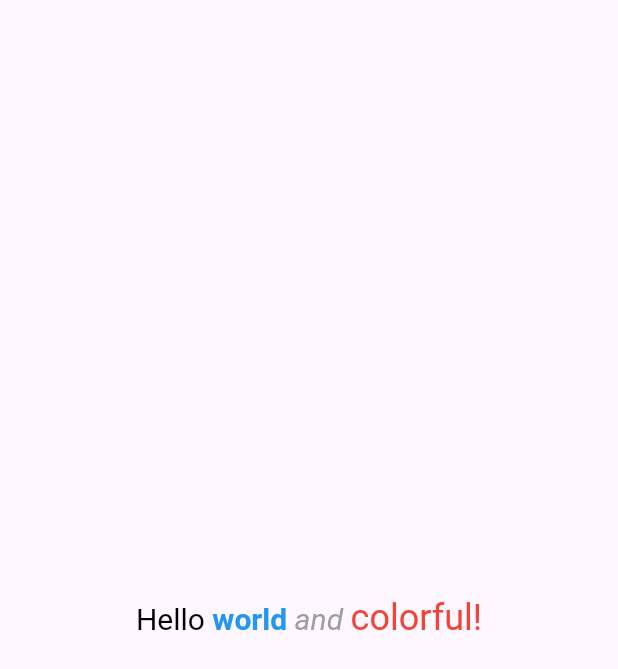
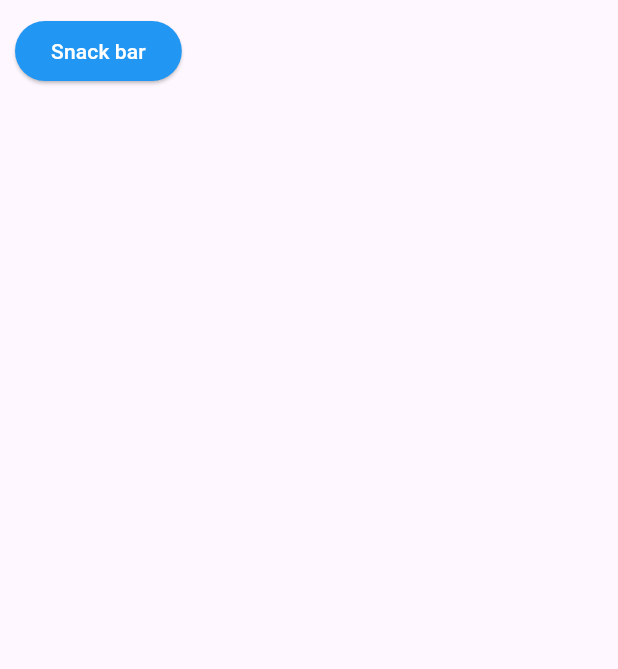
Before and after one commit to pallavipradhan5578/practical_project, a Flutter app: the screen it shows after launch, on a phone screen of 412 x 824 dp. Shown: the top 669 px of the screen. Run offline on Flutter 3.47's test engine with Material 3 defaults, Android fonts, the phone set to English and light mode, and no system bars; our stand-ins replace get.

Commit message:
Snack bar.dart

```diff
--- a/lib/main.dart
+++ b/lib/main.dart
@@ -1,5 +1,6 @@
 import 'package:flutter/material.dart';
 import 'package:practical_project/popupscreen.dart';
+import 'package:practical_project/snackbar.dart';
 import 'package:practical_project/studentSudent.dart';
 import 'package:practical_project/ui/alert.dart';
 
@@ -9,7 +10,7 @@ import 'package:practical_project/ui/gridview_count_widget.dart';
 import 'package:practical_project/ui/home_page.dart';
 import 'package:practical_project/ui/radiobutton.dart';
 import 'package:practical_project/ui/widget.dart';
-
+import 'package:get/get.dart';
 void main() {
   runApp(const MyApp());
 }
@@ -20,7 +21,7 @@ class MyApp extends StatelessWidget {
   // This widget is the root of your application.
   @override
   Widget build(BuildContext context) {
-    return MaterialApp(
+    return GetMaterialApp(
       title: 'Flutter Demo',
       theme: ThemeData(
         // This is the theme of your application.
@@ -41,7 +42,7 @@ class MyApp extends StatelessWidget {
         colorScheme: ColorScheme.fromSeed(seedColor: Colors.deepPurple),
         useMaterial3: true,
       ),
-        home:SquareRoot ()
+        home:HomePageState()
     );
   }
 }
--- /dev/null
+++ b/lib/snackbar.dart
@@ -0,0 +1,30 @@
+import 'package:flutter/material.dart';
+import 'package:get/get.dart';
+
+
+class HomePageState extends StatelessWidget {
+  const HomePageState({super.key});
+
+  @override
+  Widget build(BuildContext context) {
+    return Scaffold(
+      body: SafeArea(
+          child: Padding(
+            padding: const EdgeInsets.all(10.0),
+            child: Column(
+              children: [
+                ElevatedButton(
+                    style: ElevatedButton.styleFrom(
+                        backgroundColor: Colors.blue,
+                        foregroundColor: Colors.white),
+                    onPressed: () {
+                      Get.snackbar(snackPosition: SnackPosition.BOTTOM,
+                          "Downloading completed","Your song downloaded");
+                    },
+                    child: Text("Snack bar")),
+              ],
+            ),
+          )),
+    );
+  }
+}
--- a/pubspec.yaml
+++ b/pubspec.yaml
@@ -36,7 +36,7 @@ dependencies:
   # The following adds the Cupertino Icons font to your application.
   # Use with the CupertinoIcons class for iOS style icons.
   cupertino_icons: ^1.0.6
-
+  get: ^4.6.6
 dev_dependencies:
   flutter_test:
     sdk: flutter
```
Also changed, not shown: pubspec.lock.
